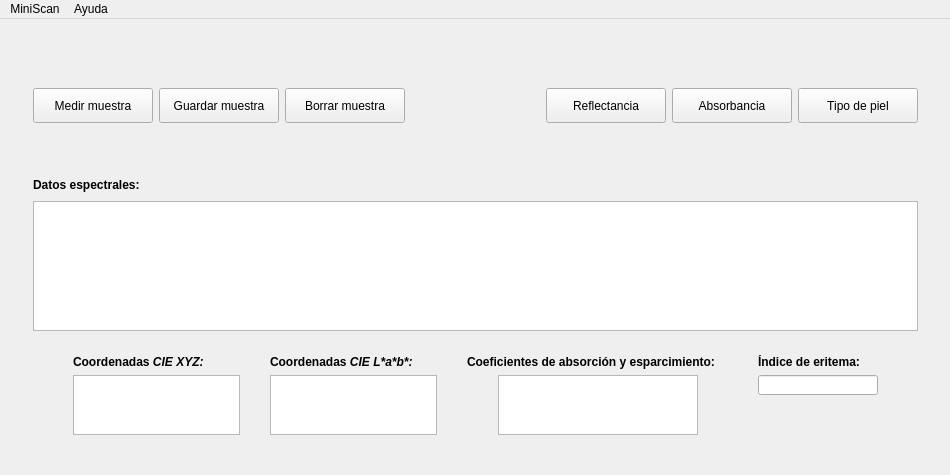
This is mainwindow.ui in Gabnz/Spectrasoft as Qt 5 draws it before an edit. The edited form follows.
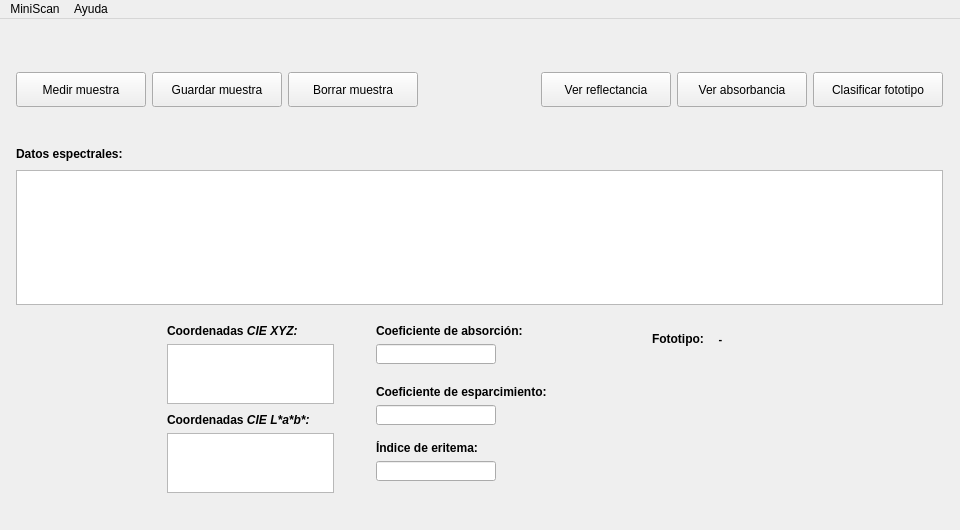
This is the edited form. Icons and pictures are not drawn.

What changed in the file:
```diff
--- a/mainwindow.ui
+++ b/mainwindow.ui
@@ -6,8 +6,8 @@
    <rect>
     <x>0</x>
     <y>0</y>
-    <width>950</width>
-    <height>475</height>
+    <width>960</width>
+    <height>530</height>
    </rect>
   </property>
   <property name="windowTitle">
@@ -18,25 +18,10 @@
     <normaloff>:/img/logo_icon.ico</normaloff>:/img/logo_icon.ico</iconset>
   </property>
   <widget class="QWidget" name="centralWidget">
+   <layout class="QGridLayout" name="gridLayout_4">
+    <item row="0" column="0">
    <layout class="QGridLayout" name="gridLayout_3">
-    <item row="0" column="0">
-     <layout class="QGridLayout" name="gridLayout_2">
-      <item row="0" column="0">
-       <spacer name="horizontalSpacer_6">
-        <property name="orientation">
-         <enum>Qt::Horizontal</enum>
-        </property>
-        <property name="sizeHint" stdset="0">
-         <size>
-          <width>13</width>
-          <height>14</height>
-         </size>
-        </property>
-       </spacer>
-      </item>
-      <item row="0" column="1">
-       <layout class="QVBoxLayout" name="verticalLayout">
-        <item>
+      <item row="0" column="1" colspan="7">
          <layout class="QGridLayout" name="gridLayout">
           <item row="0" column="0" rowspan="2">
            <spacer name="verticalSpacer_7">
@@ -82,10 +67,13 @@
             <property name="orientation">
              <enum>Qt::Vertical</enum>
             </property>
+          <property name="sizeType">
+           <enum>QSizePolicy::Minimum</enum>
+          </property>
             <property name="sizeHint" stdset="0">
              <size>
               <width>20</width>
-              <height>17</height>
+            <height>13</height>
              </size>
             </property>
            </spacer>
@@ -158,13 +146,13 @@
            <widget class="QPushButton" name="btnMedir">
             <property name="minimumSize">
              <size>
-              <width>120</width>
+            <width>130</width>
               <height>35</height>
              </size>
             </property>
             <property name="maximumSize">
              <size>
-              <width>120</width>
+            <width>130</width>
               <height>35</height>
              </size>
             </property>
@@ -187,13 +175,13 @@
            <widget class="QPushButton" name="btnGuardar">
             <property name="minimumSize">
              <size>
-              <width>120</width>
+            <width>130</width>
               <height>35</height>
              </size>
             </property>
             <property name="maximumSize">
              <size>
-              <width>120</width>
+            <width>130</width>
               <height>35</height>
              </size>
             </property>
@@ -216,13 +204,13 @@
            <widget class="QPushButton" name="btnBorrar">
             <property name="minimumSize">
              <size>
-              <width>120</width>
+            <width>130</width>
               <height>35</height>
              </size>
             </property>
             <property name="maximumSize">
              <size>
-              <width>120</width>
+            <width>130</width>
               <height>35</height>
              </size>
             </property>
@@ -271,18 +259,18 @@
            <widget class="QPushButton" name="btnReflectancia">
             <property name="minimumSize">
              <size>
-              <width>120</width>
+            <width>130</width>
               <height>35</height>
              </size>
             </property>
             <property name="maximumSize">
              <size>
-              <width>120</width>
+            <width>130</width>
               <height>35</height>
              </size>
             </property>
             <property name="text">
-             <string>Reflectancia</string>
+           <string>Ver reflectancia</string>
             </property>
             <property name="icon">
              <iconset resource="recursos.qrc">
@@ -300,18 +288,18 @@
            <widget class="QPushButton" name="btnAbsorbancia">
             <property name="minimumSize">
              <size>
-              <width>120</width>
+            <width>130</width>
               <height>35</height>
              </size>
             </property>
             <property name="maximumSize">
              <size>
-              <width>120</width>
+            <width>130</width>
               <height>35</height>
              </size>
             </property>
             <property name="text">
-             <string>Absorbancia</string>
+           <string>Ver absorbancia</string>
             </property>
             <property name="icon">
              <iconset resource="recursos.qrc">
@@ -329,18 +317,18 @@
            <widget class="QPushButton" name="btnFototipo">
             <property name="minimumSize">
              <size>
-              <width>120</width>
+            <width>130</width>
               <height>35</height>
              </size>
             </property>
             <property name="maximumSize">
              <size>
-              <width>120</width>
+            <width>130</width>
               <height>35</height>
              </size>
             </property>
             <property name="text">
-             <string>Tipo de piel</string>
+           <string>Clasificar fototipo</string>
             </property>
             <property name="icon">
              <iconset resource="recursos.qrc">
@@ -437,17 +425,20 @@
             <property name="orientation">
              <enum>Qt::Vertical</enum>
             </property>
+          <property name="sizeType">
+           <enum>QSizePolicy::Minimum</enum>
+          </property>
             <property name="sizeHint" stdset="0">
              <size>
               <width>20</width>
-              <height>17</height>
+            <height>13</height>
              </size>
             </property>
            </spacer>
           </item>
          </layout>
         </item>
-        <item>
+      <item row="1" column="1" colspan="2">
          <layout class="QHBoxLayout" name="horizontalLayout">
           <item>
            <widget class="QLabel" name="etqDatosEspectrales">
@@ -471,12 +462,25 @@
           </item>
          </layout>
         </item>
-        <item>
+      <item row="2" column="0">
+       <spacer name="horizontalSpacer_6">
+        <property name="orientation">
+         <enum>Qt::Horizontal</enum>
+        </property>
+        <property name="sizeHint" stdset="0">
+         <size>
+          <width>13</width>
+          <height>13</height>
+         </size>
+        </property>
+       </spacer>
+      </item>
+      <item row="2" column="1" colspan="7">
          <widget class="QTableView" name="tablaPuntosEspectrales">
           <property name="minimumSize">
            <size>
             <width>885</width>
-            <height>130</height>
+          <height>135</height>
            </size>
           </property>
           <property name="frameShape">
@@ -517,185 +521,240 @@
           </attribute>
          </widget>
         </item>
-        <item>
-         <spacer name="verticalSpacer_16">
+      <item row="2" column="8">
+       <spacer name="horizontalSpacer_5">
+        <property name="orientation">
+         <enum>Qt::Horizontal</enum>
+        </property>
+        <property name="sizeHint" stdset="0">
+         <size>
+          <width>13</width>
+          <height>56</height>
+         </size>
+        </property>
+       </spacer>
+      </item>
+      <item row="3" column="1" colspan="7">
+       <spacer name="verticalSpacer_5">
           <property name="orientation">
            <enum>Qt::Vertical</enum>
           </property>
+        <property name="sizeType">
+         <enum>QSizePolicy::Minimum</enum>
+        </property>
           <property name="sizeHint" stdset="0">
            <size>
-            <width>20</width>
-            <height>18</height>
+          <width>873</width>
+          <height>13</height>
            </size>
           </property>
          </spacer>
         </item>
+      <item row="4" column="1">
+       <spacer name="horizontalSpacer_7">
+        <property name="orientation">
+         <enum>Qt::Horizontal</enum>
+        </property>
+        <property name="sizeHint" stdset="0">
+         <size>
+          <width>40</width>
+          <height>20</height>
+         </size>
+        </property>
+       </spacer>
+      </item>
+      <item row="4" column="2">
+       <layout class="QVBoxLayout" name="verticalLayout_2">
         <item>
-         <layout class="QGridLayout" name="gridLayout_4">
-          <item row="0" column="1">
            <widget class="QLabel" name="etqCromaticidad">
             <property name="text">
              <string>&lt;html&gt;&lt;head/&gt;&lt;body&gt;&lt;p&gt;&lt;span style=&quot; font-weight:600;&quot;&gt;Coordenadas &lt;/span&gt;&lt;span style=&quot; font-weight:600; font-style:italic;&quot;&gt;CIE XYZ:&lt;/span&gt;&lt;/p&gt;&lt;/body&gt;&lt;/html&gt;</string>
             </property>
            </widget>
           </item>
-          <item row="0" column="3">
+        <item>
+         <widget class="QTableView" name="tablaXYZ">
+          <property name="minimumSize">
+           <size>
+            <width>167</width>
+            <height>60</height>
+           </size>
+          </property>
+          <property name="maximumSize">
+           <size>
+            <width>167</width>
+            <height>60</height>
+           </size>
+          </property>
+          <attribute name="verticalHeaderVisible">
+           <bool>false</bool>
+          </attribute>
+         </widget>
+        </item>
+        <item>
+         <spacer name="verticalSpacer_16">
+          <property name="orientation">
+           <enum>Qt::Vertical</enum>
+          </property>
+          <property name="sizeHint" stdset="0">
+           <size>
+            <width>20</width>
+            <height>17</height>
+           </size>
+          </property>
+         </spacer>
+        </item>
+        <item>
            <widget class="QLabel" name="etqLab">
             <property name="text">
              <string>&lt;html&gt;&lt;head/&gt;&lt;body&gt;&lt;p&gt;&lt;span style=&quot; font-weight:600;&quot;&gt;Coordenadas &lt;/span&gt;&lt;span style=&quot; font-weight:600; font-style:italic;&quot;&gt;CIE L*a*b*:&lt;/span&gt;&lt;/p&gt;&lt;/body&gt;&lt;/html&gt;</string>
             </property>
            </widget>
           </item>
-          <item row="0" column="5" colspan="3">
-           <widget class="QLabel" name="etqAbsorcion_2">
+        <item>
+         <widget class="QTableView" name="tablaLAB">
+          <property name="minimumSize">
+           <size>
+            <width>167</width>
+            <height>60</height>
+           </size>
+          </property>
+          <property name="maximumSize">
+           <size>
+            <width>167</width>
+            <height>60</height>
+           </size>
+          </property>
+          <attribute name="verticalHeaderVisible">
+           <bool>false</bool>
+          </attribute>
+         </widget>
+        </item>
+        <item>
+         <spacer name="verticalSpacer_20">
+          <property name="orientation">
+           <enum>Qt::Vertical</enum>
+          </property>
+          <property name="sizeHint" stdset="0">
+           <size>
+            <width>20</width>
+            <height>40</height>
+           </size>
+          </property>
+         </spacer>
+        </item>
+       </layout>
+      </item>
+      <item row="4" column="3">
+       <spacer name="horizontalSpacer_3">
+        <property name="orientation">
+         <enum>Qt::Horizontal</enum>
+        </property>
+        <property name="sizeType">
+         <enum>QSizePolicy::Fixed</enum>
+        </property>
+        <property name="sizeHint" stdset="0">
+         <size>
+          <width>30</width>
+          <height>20</height>
+         </size>
+        </property>
+       </spacer>
+      </item>
+      <item row="4" column="4">
+       <layout class="QVBoxLayout" name="verticalLayout">
+        <item>
+         <widget class="QLabel" name="eqtAbsorcion">
             <property name="text">
-             <string>&lt;html&gt;&lt;head/&gt;&lt;body&gt;&lt;p&gt;&lt;span style=&quot; font-weight:600;&quot;&gt;Coeficientes de absorción y esparcimiento:&lt;/span&gt;&lt;/p&gt;&lt;/body&gt;&lt;/html&gt;</string>
+           <string>&lt;html&gt;&lt;head/&gt;&lt;body&gt;&lt;p&gt;&lt;span style=&quot; font-weight:600;&quot;&gt;Coeficiente de absorción:&lt;/span&gt;&lt;/p&gt;&lt;/body&gt;&lt;/html&gt;</string>
             </property>
            </widget>
           </item>
-          <item row="0" column="9">
+        <item>
+         <widget class="QLineEdit" name="lineaAbsorcion">
+          <property name="minimumSize">
+           <size>
+            <width>120</width>
+            <height>20</height>
+           </size>
+          </property>
+          <property name="maximumSize">
+           <size>
+            <width>120</width>
+            <height>20</height>
+           </size>
+          </property>
+          <property name="frame">
+           <bool>true</bool>
+          </property>
+          <property name="readOnly">
+           <bool>true</bool>
+          </property>
+         </widget>
+        </item>
+        <item>
+         <spacer name="verticalSpacer">
+          <property name="orientation">
+           <enum>Qt::Vertical</enum>
+          </property>
+          <property name="sizeHint" stdset="0">
+           <size>
+            <width>20</width>
+            <height>17</height>
+           </size>
+          </property>
+         </spacer>
+        </item>
+        <item>
+         <widget class="QLabel" name="etqEsparcimiento">
+          <property name="text">
+           <string>&lt;html&gt;&lt;head/&gt;&lt;body&gt;&lt;p&gt;&lt;span style=&quot; font-weight:600;&quot;&gt;Coeficiente de esparcimiento:&lt;/span&gt;&lt;/p&gt;&lt;/body&gt;&lt;/html&gt;</string>
+          </property>
+         </widget>
+        </item>
+        <item>
+         <widget class="QLineEdit" name="lineaEsparcimiento">
+          <property name="minimumSize">
+           <size>
+            <width>120</width>
+            <height>20</height>
+           </size>
+          </property>
+          <property name="maximumSize">
+           <size>
+            <width>120</width>
+            <height>20</height>
+           </size>
+          </property>
+          <property name="frame">
+           <bool>true</bool>
+          </property>
+          <property name="readOnly">
+           <bool>true</bool>
+          </property>
+         </widget>
+        </item>
+        <item>
+         <spacer name="verticalSpacer_17">
+          <property name="orientation">
+           <enum>Qt::Vertical</enum>
+          </property>
+          <property name="sizeHint" stdset="0">
+           <size>
+            <width>20</width>
+            <height>13</height>
+           </size>
+          </property>
+         </spacer>
+        </item>
+        <item>
            <widget class="QLabel" name="etqEritema">
             <property name="text">
              <string>&lt;html&gt;&lt;head/&gt;&lt;body&gt;&lt;p&gt;&lt;span style=&quot; font-weight:600;&quot;&gt;Índice de eritema:&lt;/span&gt;&lt;/p&gt;&lt;/body&gt;&lt;/html&gt;</string>
             </property>
            </widget>
           </item>
-          <item row="1" column="0" rowspan="2">
-           <spacer name="horizontalSpacer_13">
-            <property name="orientation">
-             <enum>Qt::Horizontal</enum>
-            </property>
-            <property name="sizeHint" stdset="0">
-             <size>
-              <width>40</width>
-              <height>20</height>
-             </size>
-            </property>
-           </spacer>
-          </item>
-          <item row="1" column="1" rowspan="2">
-           <widget class="QTableView" name="tablaXYZ">
-            <property name="minimumSize">
-             <size>
-              <width>167</width>
-              <height>60</height>
-             </size>
-            </property>
-            <property name="maximumSize">
-             <size>
-              <width>167</width>
-              <height>60</height>
-             </size>
-            </property>
-            <attribute name="verticalHeaderVisible">
-             <bool>false</bool>
-            </attribute>
-           </widget>
-          </item>
-          <item row="1" column="2" rowspan="2">
-           <spacer name="horizontalSpacer_3">
-            <property name="orientation">
-             <enum>Qt::Horizontal</enum>
-            </property>
-            <property name="sizeHint" stdset="0">
-             <size>
-              <width>18</width>
-              <height>20</height>
-             </size>
-            </property>
-           </spacer>
-          </item>
-          <item row="1" column="3" rowspan="2">
-           <widget class="QTableView" name="tablaLAB">
-            <property name="minimumSize">
-             <size>
-              <width>167</width>
-              <height>60</height>
-             </size>
-            </property>
-            <property name="maximumSize">
-             <size>
-              <width>167</width>
-              <height>60</height>
-             </size>
-            </property>
-            <attribute name="verticalHeaderVisible">
-             <bool>false</bool>
-            </attribute>
-           </widget>
-          </item>
-          <item row="1" column="4" rowspan="2">
-           <spacer name="horizontalSpacer_11">
-            <property name="orientation">
-             <enum>Qt::Horizontal</enum>
-            </property>
-            <property name="sizeHint" stdset="0">
-             <size>
-              <width>13</width>
-              <height>20</height>
-             </size>
-            </property>
-           </spacer>
-          </item>
-          <item row="1" column="5" rowspan="2">
-           <spacer name="horizontalSpacer_7">
-            <property name="orientation">
-             <enum>Qt::Horizontal</enum>
-            </property>
-            <property name="sizeHint" stdset="0">
-             <size>
-              <width>17</width>
-              <height>20</height>
-             </size>
-            </property>
-           </spacer>
-          </item>
-          <item row="1" column="6" rowspan="2">
-           <widget class="QTableView" name="tablaAbsEsp">
-            <property name="minimumSize">
-             <size>
-              <width>200</width>
-              <height>60</height>
-             </size>
-            </property>
-            <property name="maximumSize">
-             <size>
-              <width>200</width>
-              <height>60</height>
-             </size>
-            </property>
-            <attribute name="verticalHeaderVisible">
-             <bool>false</bool>
-            </attribute>
-           </widget>
-          </item>
-          <item row="1" column="7" rowspan="2">
-           <spacer name="horizontalSpacer_12">
-            <property name="orientation">
-             <enum>Qt::Horizontal</enum>
-            </property>
-            <property name="sizeHint" stdset="0">
-             <size>
-              <width>13</width>
-              <height>20</height>
-             </size>
-            </property>
-           </spacer>
-          </item>
-          <item row="1" column="8">
-           <spacer name="horizontalSpacer_14">
-            <property name="orientation">
-             <enum>Qt::Horizontal</enum>
-            </property>
-            <property name="sizeHint" stdset="0">
-             <size>
-              <width>17</width>
-              <height>20</height>
-             </size>
-            </property>
-           </spacer>
-          </item>
-          <item row="1" column="9">
+        <item>
            <widget class="QLineEdit" name="lineaEritema">
             <property name="minimumSize">
              <size>
@@ -717,7 +776,42 @@
             </property>
            </widget>
           </item>
-          <item row="1" column="10">
+        <item>
+         <spacer name="verticalSpacer_21">
+          <property name="orientation">
+           <enum>Qt::Vertical</enum>
+          </property>
+          <property name="sizeHint" stdset="0">
+           <size>
+            <width>20</width>
+            <height>40</height>
+           </size>
+          </property>
+         </spacer>
+        </item>
+       </layout>
+      </item>
+      <item row="4" column="5">
+       <spacer name="horizontalSpacer_10">
+        <property name="orientation">
+         <enum>Qt::Horizontal</enum>
+        </property>
+        <property name="sizeType">
+         <enum>QSizePolicy::Fixed</enum>
+        </property>
+        <property name="sizeHint" stdset="0">
+         <size>
+          <width>30</width>
+          <height>20</height>
+         </size>
+        </property>
+       </spacer>
+      </item>
+      <item row="4" column="6">
+       <layout class="QVBoxLayout" name="verticalLayout_3">
+        <item>
+         <layout class="QHBoxLayout" name="horizontalLayout_2">
+          <item>
            <spacer name="horizontalSpacer_9">
             <property name="orientation">
              <enum>Qt::Horizontal</enum>
@@ -730,45 +824,133 @@
             </property>
            </spacer>
           </item>
-          <item row="2" column="9">
-           <spacer name="verticalSpacer_5">
+          <item>
+           <widget class="QLabel" name="etqTituloFototipo">
+            <property name="text">
+             <string>&lt;html&gt;&lt;head/&gt;&lt;body&gt;&lt;p&gt;&lt;span style=&quot; font-weight:600;&quot;&gt;Fototipo:&lt;/span&gt;&lt;/p&gt;&lt;/body&gt;&lt;/html&gt;</string>
+            </property>
+           </widget>
+          </item>
+          <item>
+           <widget class="QLabel" name="etqNumeroFototipo">
+            <property name="minimumSize">
+             <size>
+              <width>21</width>
+              <height>31</height>
+             </size>
+            </property>
+            <property name="maximumSize">
+             <size>
+              <width>21</width>
+              <height>31</height>
+             </size>
+            </property>
+            <property name="font">
+             <font>
+              <pointsize>8</pointsize>
+              <weight>75</weight>
+              <bold>true</bold>
+             </font>
+            </property>
+            <property name="text">
+             <string>&lt;html&gt;&lt;head/&gt;&lt;body&gt;&lt;p align=&quot;center&quot;&gt;-&lt;/p&gt;&lt;/body&gt;&lt;/html&gt;</string>
+            </property>
+           </widget>
+          </item>
+          <item>
+           <spacer name="horizontalSpacer_11">
             <property name="orientation">
-             <enum>Qt::Vertical</enum>
+             <enum>Qt::Horizontal</enum>
             </property>
             <property name="sizeHint" stdset="0">
              <size>
-              <width>17</width>
-              <height>13</height>
+              <width>40</width>
+              <height>20</height>
              </size>
             </property>
            </spacer>
           </item>
          </layout>
         </item>
-       </layout>
-      </item>
+        <item>
+         <layout class="QGridLayout" name="gridLayout_2">
       <item row="0" column="2">
-       <spacer name="horizontalSpacer_5">
+           <spacer name="horizontalSpacer_12">
         <property name="orientation">
          <enum>Qt::Horizontal</enum>
         </property>
         <property name="sizeHint" stdset="0">
          <size>
-          <width>13</width>
-          <height>14</height>
+              <width>40</width>
+              <height>20</height>
          </size>
         </property>
        </spacer>
       </item>
+          <item row="0" column="0">
+           <spacer name="horizontalSpacer_14">
+            <property name="orientation">
+             <enum>Qt::Horizontal</enum>
+            </property>
+            <property name="sizeHint" stdset="0">
+             <size>
+              <width>40</width>
+              <height>20</height>
+             </size>
+            </property>
+           </spacer>
+          </item>
+          <item row="0" column="1">
+           <widget class="QLabel" name="etqFototipo">
+            <property name="minimumSize">
+             <size>
+              <width>125</width>
+              <height>125</height>
+             </size>
+            </property>
+            <property name="maximumSize">
+             <size>
+              <width>125</width>
+              <height>125</height>
+             </size>
+            </property>
+            <property name="text">
+             <string/>
+            </property>
+            <property name="pixmap">
+             <pixmap resource="recursos.qrc">:/img/fototipo_0.png</pixmap>
+            </property>
+            <property name="scaledContents">
+             <bool>true</bool>
+            </property>
+           </widget>
+          </item>
       <item row="1" column="1">
-       <spacer name="verticalSpacer_17">
+           <spacer name="verticalSpacer_23">
         <property name="orientation">
          <enum>Qt::Vertical</enum>
         </property>
         <property name="sizeHint" stdset="0">
          <size>
-          <width>595</width>
-          <height>13</height>
+              <width>20</width>
+              <height>40</height>
+             </size>
+            </property>
+           </spacer>
+          </item>
+         </layout>
+        </item>
+       </layout>
+      </item>
+      <item row="4" column="7">
+       <spacer name="horizontalSpacer_15">
+        <property name="orientation">
+         <enum>Qt::Horizontal</enum>
+        </property>
+        <property name="sizeHint" stdset="0">
+         <size>
+          <width>40</width>
+          <height>20</height>
          </size>
         </property>
        </spacer>
@@ -782,7 +964,7 @@
     <rect>
      <x>0</x>
      <y>0</y>
-     <width>950</width>
+     <width>960</width>
      <height>21</height>
     </rect>
    </property>
```
Lines whose indentation alone changed are shown as unchanged.
